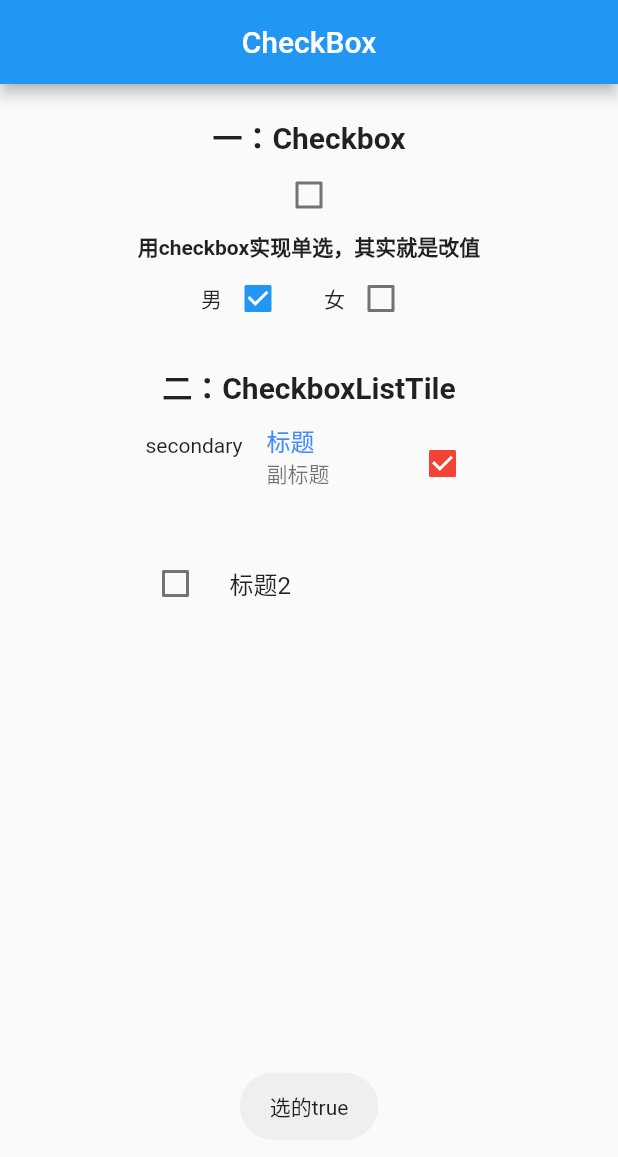
After one commit to niezhiyang/flutter_study, a Flutter app: the screen it shows after launch, after a tap on "secondary", on a phone screen of 412 x 824 dp. The commit adds this screen. Shown: the top 1157 px of the screen. Run offline on Flutter 3.47's test engine with Material 2 defaults, Android fonts, the phone set to English and light mode, and no system bars; our stand-ins replace fluttertoast.

Commit message:
Checkbox 和 CheckboxListTile

```diff
--- /dev/null
+++ b/lib/demo/CheckBoxDemo.dart
@@ -0,0 +1,175 @@
+import 'package:flutter/material.dart';
+import 'package:fluttertoast/fluttertoast.dart';
+
+class CheckBoxDemo extends StatelessWidget {
+  @override
+  Widget build(BuildContext context) {
+    // TODO: implement build
+    return Scaffold(
+      appBar: AppBar(
+        title: Text("CheckBox"),
+        centerTitle: true,
+      ),
+      body: _Stateful(),
+    );
+  }
+}
+
+class _Stateful extends StatefulWidget {
+  @override
+  State<StatefulWidget> createState() {
+    // TODO: implement createState
+    return _CheckBoxState();
+  }
+}
+
+class _CheckBoxState extends State {
+  bool _isCheck;
+  bool _isMale;
+  bool _isFemale;
+  bool _checkboxListChecked;
+  bool _checkboxList2Checked;
+
+  @override
+  void initState() {
+    super.initState();
+    _isCheck = false;
+    _isMale = true;
+    _isFemale = false;
+    _checkboxListChecked = false;
+    _checkboxList2Checked = false;
+  }
+
+  @override
+  Widget build(BuildContext context) {
+    return Column(
+      crossAxisAlignment: CrossAxisAlignment.center,
+      children: <Widget>[
+        SizedBox(
+          height: 20,
+        ),
+        Text("一：Checkbox",
+            style: TextStyle(fontWeight: FontWeight.bold, fontSize: 20)),
+        Checkbox(
+//          tristate: true,
+          // 这个值不能是null(除非上面 tristate 是true) ， 用来设置 此 checkbox 是否选中
+          value: _isCheck,
+          // 勾选后  勾选框填充的颜色 默认是 ThemeData.toggleableActiveColor
+          activeColor: Colors.red,
+          // 对勾的颜色  默认的是白色
+          checkColor: Colors.blue,
+          // 是否选中发生变化时的回调， 回调的 bool 值 就是是否选中
+          // true 就是选中
+          onChanged: (isCheck) {
+            if (isCheck) {
+              Fluttertoast.showToast(msg: "改变了：$isCheck");
+            }
+            _isCheck = isCheck;
+            //改变_CheckBoxState
+            setState(() {});
+          },
+        ),
+        Text("用checkbox实现单选，其实就是改值",
+            style: TextStyle(fontWeight: FontWeight.bold)),
+        Row(
+          mainAxisAlignment: MainAxisAlignment.center,
+          children: <Widget>[
+            Row(
+              children: <Widget>[
+                Text("男"),
+                Checkbox(
+                  value: _isMale,
+                  onChanged: (isMan) {
+                    setState(() {
+                      if (isMan) {
+                        _isMale = true;
+                        _isFemale = false;
+                      }
+                    });
+                  },
+                )
+              ],
+            ),
+            SizedBox(
+              width: 20,
+            ),
+            Row(
+              children: <Widget>[
+                Text("女"),
+                Checkbox(
+                  value: _isFemale,
+                  onChanged: (isFemale) {
+                    setState(() {
+                      if (isFemale) {
+                        _isFemale = true;
+                        _isMale = false;
+                      }
+                    });
+                  },
+                )
+              ],
+            )
+          ],
+        ),
+        SizedBox(
+          height: 20,
+        ),
+        Text("二：CheckboxListTile",
+            style: TextStyle(fontWeight: FontWeight.bold, fontSize: 20)),
+        SizedBox(
+            width: 250,
+            child: Column(
+              children: <Widget>[
+                CheckboxListTile(
+                  // 必须要的属性
+                  value: _checkboxListChecked,
+                  //是否选中发生变化时的回调， 回调的 bool 值 就是是否选中 , true 是 选中
+                  onChanged: (isCheck) {
+                    Fluttertoast.showToast(msg: "选的$isCheck");
+                    setState(() {
+                      _checkboxListChecked = isCheck;
+                    });
+                  },
+                  // 选中时 checkbox 的填充的颜色 ，
+                  //      selected 如果是 true ：
+                  //                如果 不设置 title 和 subtitle 中 text 的 color 的话， text的颜色 跟随 activeColor
+                  activeColor: Colors.red,
+                  // 标题， 具有代表性的就是 Text ，
+                  //        selected 如果是 true ：
+                  //         如果 不设置 text 的 color 的话， text的颜色 跟随 activeColor
+                  title: Text(
+                    "标题",
+                    style: TextStyle(color: Colors.blueAccent),
+                  ),
+                  // 副标题（在 title 下面）， 具有代表性的就是 Text ， 如果 不设置 text 的 color 的话， text的颜色 跟随 activeColor
+                  subtitle: Text("副标题"),
+                  // 是否是三行文本
+                  //        如果是 true ： 副标题 不能为 null
+                  //        如果是 false：
+                  //                      如果没有副标题 ，就只有一行， 如果有副标题 ，就只有两行
+                  isThreeLine: true,
+                  // 是否密集垂直
+                  dense: false,
+                  // 左边的一个控件
+                  secondary: Text("secondary"),
+                  // text 和 icon 的 color 是否 是 activeColor 的颜色
+                  selected: false,
+                  controlAffinity: ListTileControlAffinity.trailing,
+                ),
+                CheckboxListTile(
+                  onChanged: (isCheck) {
+                    setState(() {
+                      _checkboxList2Checked = isCheck;
+                    });
+                  },
+                  selected: false,
+                  value: _checkboxList2Checked,
+                  title: Text("标题2"),
+                  controlAffinity: ListTileControlAffinity.leading,
+                )
+              ],
+            )),
+      ],
+    );
+  }
+}
--- a/lib/main.dart
+++ b/lib/main.dart
@@ -6,6 +6,7 @@ import './demo/SliverAppBarDemo.dart';
 import './demo/TextDemo.dart';
 import './demo/TextFieldDemo.dart';
 import './demo/Button.dart';
+import './demo/CheckBoxDemo.dart';
 void main() => runApp(MyApp());
 
 class MyApp extends StatelessWidget {
@@ -18,7 +19,7 @@ class MyApp extends StatelessWidget {
         primarySwatch: Colors.blue,
       ),
 //      home: TextDemo(),
-      home: RaiseButtonDemo(),
+      home: CheckBoxDemo(),
     );
   }
 }
```
Also changed, not shown: 1 other file.
